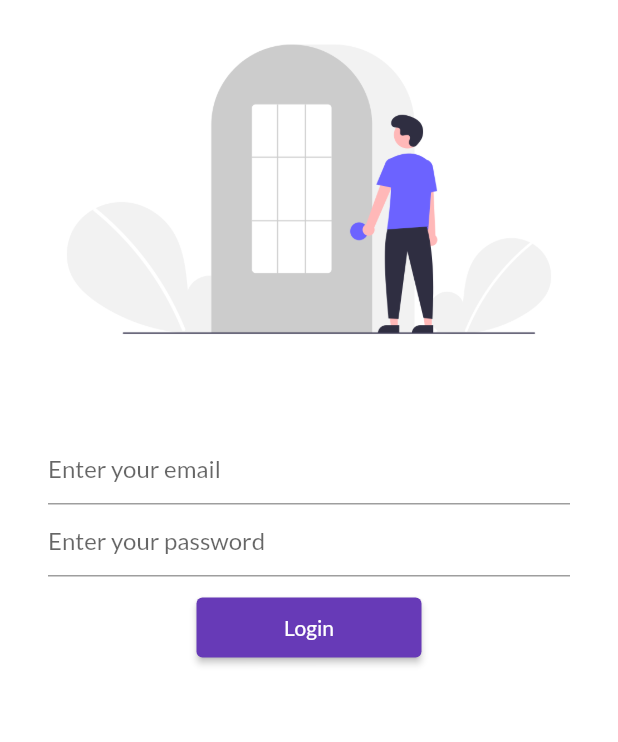
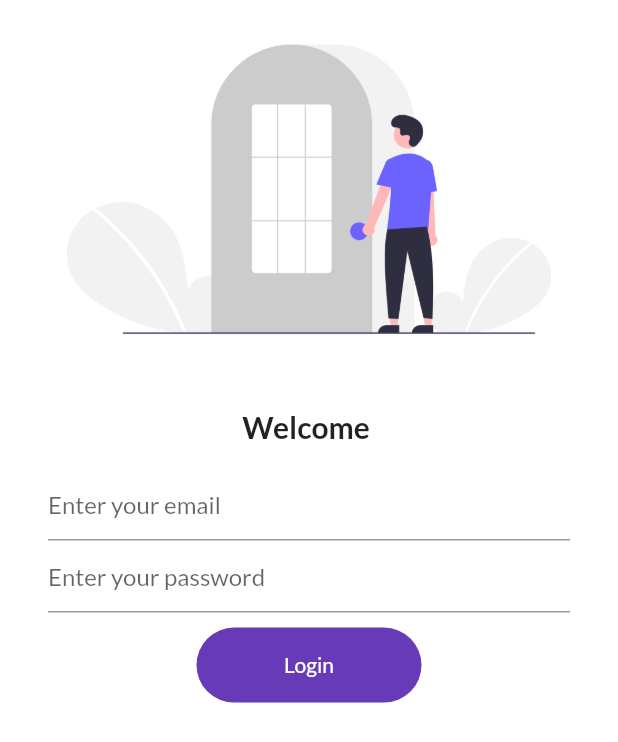
Before and after one commit to FawadAhmed322/30DaysOfFlutter, a Flutter app: the screen it shows after launch, on a phone screen of 412 x 824 dp. Shown: the top 742 px of the screen. Run offline on Flutter 3.47's test engine with Material 2 defaults, Android fonts, the phone set to English and light mode, and no system bars; our stand-ins replace google_fonts.

Commit message:
day 6 completed

```diff
--- a/lib/screens/login.dart
+++ b/lib/screens/login.dart
@@ -1,7 +1,15 @@
 import 'package:flutter/material.dart';
 import 'package:flutter_catalog/utils/utils.dart';
 
-class Login extends StatelessWidget {
+class Login extends StatefulWidget {
+  @override
+  State<Login> createState() => _LoginState();
+}
+
+class _LoginState extends State<Login> {
+  String name = '';
+  bool changeButton = false;
+
   @override
   Widget build(BuildContext context) {
     return Material(
@@ -16,14 +24,25 @@ class Login extends StatelessWidget {
             const SizedBox(
               height: 20,
             ),
+            Text(
+              'Welcome $name',
+              style: const TextStyle(
+                fontSize: 20,
+                fontWeight: FontWeight.bold,
+              ),
+            ),
             Padding(
               padding: const EdgeInsets.symmetric(vertical: 16, horizontal: 32),
               child: Column(
                 children: [
-                  const TextField(
-                    decoration: InputDecoration(
+                  TextField(
+                    decoration: const InputDecoration(
                       hintText: 'Enter your email',
                     ),
+                    onChanged: (value) {
+                      name = value;
+                      setState(() {});
+                    },
                   ),
                   const TextField(
                     decoration: InputDecoration(
@@ -34,15 +53,32 @@ class Login extends StatelessWidget {
                   const SizedBox(
                     height: 10,
                   ),
-                  ElevatedButton(
-                    child: const Text('Login'),
-                    onPressed: () {
+                  InkWell(
+                    onTap: () async {
+                      setState(() {
+                        changeButton = !changeButton;
+                      });
+                      await Future.delayed(const Duration(seconds: 1));
                       Navigator.pushNamed(context, MyRoutes.homeRoute);
                     },
-                    style: TextButton.styleFrom(
-                      primary: Colors.white,
-                      backgroundColor: Colors.deepPurple,
-                      minimumSize: const Size(150, 40),
+                    child: AnimatedContainer(
+                      child: changeButton
+                          ? const Icon(
+                              Icons.done,
+                              color: Colors.white,
+                            )
+                          : const Text(
+                              'Login',
+                              style: TextStyle(color: Colors.white),
+                            ),
+                      duration: const Duration(seconds: 1),
+                      width: changeButton ? 50 : 150,
+                      height: 50,
+                      alignment: Alignment.center,
+                      decoration: BoxDecoration(
+                        color: Colors.deepPurple,
+                        borderRadius: BorderRadius.circular(25),
+                      ),
                     ),
                   ),
                 ],
```
